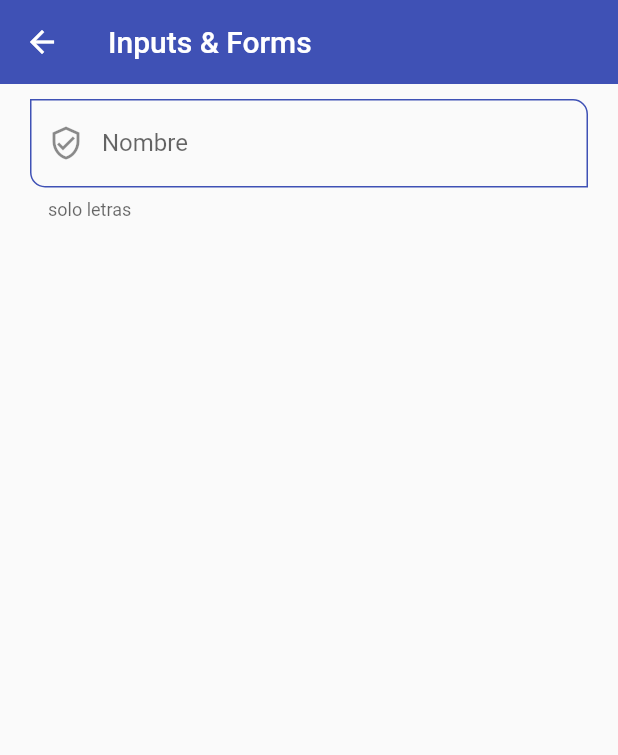
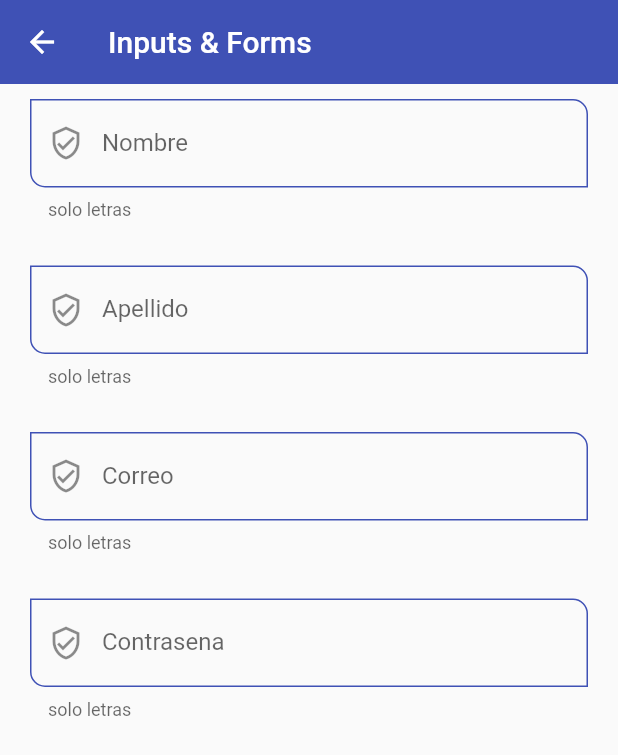
Before and after one commit to CRUXsur/marknotes, a Flutter app: the InputsScreen screen opened by its route, on a phone screen of 412 x 824 dp. Shown: the top 755 px of the screen. Run offline on Flutter 3.47's test engine with Material 2 defaults, Android fonts, the phone set to English and light mode, and no system bars.

Commit message:
Email y Password fields

```diff
--- a/lib/screens/inputs_screen.dart
+++ b/lib/screens/inputs_screen.dart
@@ -19,7 +19,27 @@ class InputsScreen extends StatelessWidget {
                   labelText: 'Nombre',
                   helperText: 'solo letras',
                   hintText: 'Nombre del usuario',
-                )
+                ),
+                SizedBox(height: 30),
+                CustomInputField(
+                  labelText: 'Apellido',
+                  helperText: 'solo letras',
+                  hintText: 'Apellido del usuario',
+                ),
+                SizedBox(height: 30),
+                CustomInputField(
+                  labelText: 'Correo',
+                  helperText: 'solo letras',
+                  hintText: 'Correo del usuario',
+                  keyboardType: TextInputType.emailAddress,
+                ),
+                SizedBox(height: 30),
+                CustomInputField(
+                  labelText: 'Contrasena',
+                  helperText: 'solo letras',
+                  hintText: 'Contrasena del usuario',
+                  obscureText: true,
+                ),
               ],
             )),
       ),
--- a/lib/widgtes/custom_input_field.dart
+++ b/lib/widgtes/custom_input_field.dart
@@ -6,6 +6,8 @@ class CustomInputField extends StatelessWidget {
   final String? helperText;
   final IconData? icon;
   final IconData? suffixIcon;
+  final TextInputType? keyboardType;
+  final bool obscureText; //isPassword;
 
   const CustomInputField({
     Key? key,
@@ -14,6 +16,8 @@ class CustomInputField extends StatelessWidget {
     this.helperText,
     this.icon,
     this.suffixIcon,
+    this.keyboardType,
+    this.obscureText = false,
   }) : super(key: key);
 
   @override
@@ -22,6 +26,10 @@ class CustomInputField extends StatelessWidget {
         autofocus: false, //
         initialValue: '', //
         textCapitalization: TextCapitalization.words,
+        //keyboardType: TextInputType.emailAddress,
+        keyboardType: keyboardType,
+        //obscureText: true,
+        obscureText: obscureText,
         onChanged: (value) {
           //
           print('value: $value');
@@ -37,7 +45,7 @@ class CustomInputField extends StatelessWidget {
           labelText: labelText, //Nombre
           helperText: helperText, //solo letras
           //counterText:
-          prefixIcon: Icon(Icons.verified_user_outlined),
+          prefixIcon: const Icon(Icons.verified_user_outlined),
           //suffixIcon: Icon(Icons.group_outlined), //
           suffixIcon: suffixIcon == null ? null : Icon(suffixIcon), //
           //icon: Icon(Icons.assignment_ind_outlined),
```
